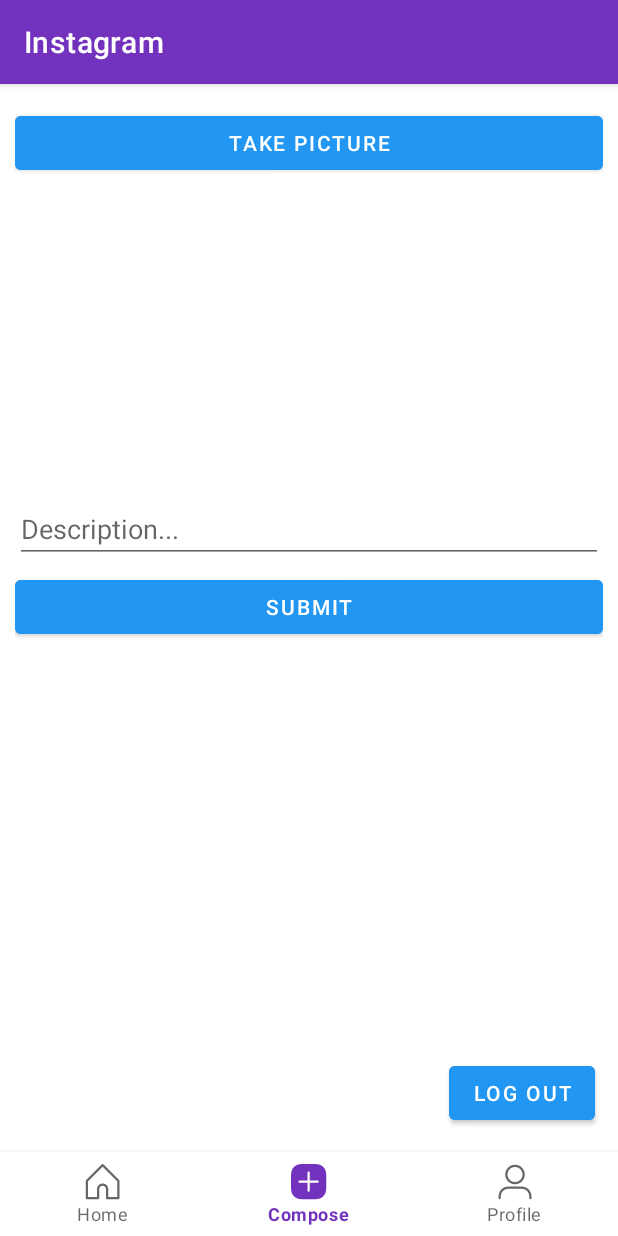
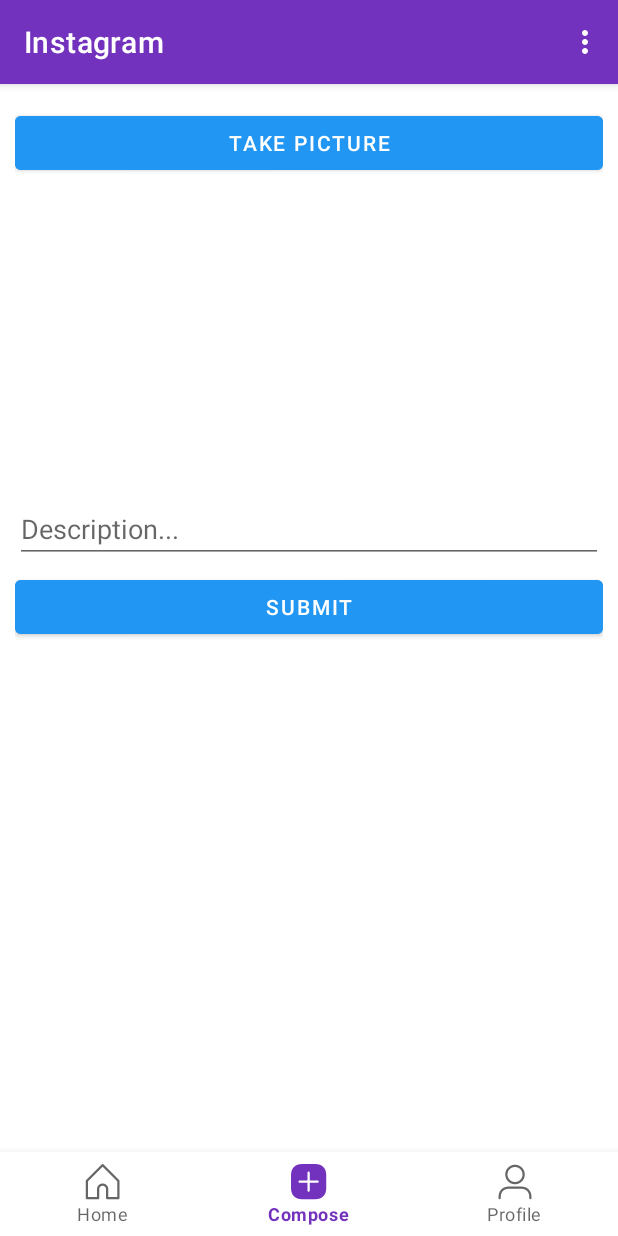
Before and after one commit to eugeniafeng/Instagram, an Android app: the MainActivity screen opened directly, with no data from a screen before it, item 2 of the bottom bar chosen, on a phone screen of 412 x 824 dp. Run offline under Robolectric (Android 15) with nearby library versions, the phone set to English and light mode, and no system bars; libraries missing offline, so code that uses them is left out: com.parse, org.parceler; pictures from the network do not load; 5 statements that could not run were skipped.

Commit message:
Log out button moved to menu bar

```diff
--- a/app/src/main/java/com/example/instagram/activities/MainActivity.java
+++ b/app/src/main/java/com/example/instagram/activities/MainActivity.java
@@ -1,16 +1,21 @@
 package com.example.instagram.activities;
 
+import androidx.annotation.NonNull;
 import androidx.appcompat.app.AppCompatActivity;
 import androidx.fragment.app.Fragment;
 import androidx.fragment.app.FragmentManager;
 
+import android.content.Intent;
 import android.os.Bundle;
+import android.view.Menu;
+import android.view.MenuItem;
 
 import com.example.instagram.R;
 import com.example.instagram.databinding.ActivityMainBinding;
 import com.example.instagram.fragments.ComposeFragment;
 import com.example.instagram.fragments.FeedFragment;
 import com.example.instagram.fragments.ProfileFragment;
+import com.parse.ParseUser;
 
 public class MainActivity extends AppCompatActivity {
 
@@ -43,4 +48,21 @@ public class MainActivity extends AppCompatActivity {
         // Set default selection
         binding.bottomNavigation.setSelectedItemId(R.id.action_home);
     }
+
+    @Override
+    public boolean onCreateOptionsMenu(Menu menu) {
+        // Inflate the menu; this adds items to the action bar if it is present.
+        getMenuInflater().inflate(R.menu.menu_top, menu);
+        return true;
+    }
+
+    @Override
+    public boolean onOptionsItemSelected(@NonNull MenuItem item) {
+        ParseUser.logOut();
+        // Return to sign up/log in and dismiss the main activity so user cannot use back button
+        Intent i = new Intent(this, LoginSignupActivity.class);
+        startActivity(i);
+        finish();
+        return super.onOptionsItemSelected(item);
+    }
 }
--- a/app/src/main/java/com/example/instagram/fragments/ComposeFragment.java
+++ b/app/src/main/java/com/example/instagram/fragments/ComposeFragment.java
@@ -56,14 +56,6 @@ public class ComposeFragment extends Fragment {
                              Bundle savedInstanceState) {
         // Inflate the layout for this fragment
         binding = FragmentComposeBinding.inflate(inflater, container, false);
-
-        binding.btnLogout.setOnClickListener(v -> {
-            ParseUser.logOut();
-            // Return to sign up/log in and dismiss the main activity so user cannot use back button
-            Intent i = new Intent(getContext(), LoginSignupActivity.class);
-            startActivity(i);
-            getActivity().finish();
-        });
 
         return binding.getRoot();
     }
--- a/app/src/main/res/layout/fragment_compose.xml
+++ b/app/src/main/res/layout/fragment_compose.xml
@@ -44,17 +44,4 @@
         android:layout_marginTop="5dp"
         android:text="@string/submit" />
 
-    <Button
-        android:id="@+id/btnLogout"
-        android:layout_width="wrap_content"
-        android:layout_height="wrap_content"
-        android:layout_alignParentEnd="true"
-        android:layout_alignParentBottom="true"
-        android:layout_marginEnd="5dp"
-        android:layout_marginBottom="5dp"
-        android:backgroundTint="@color/button"
-        android:textColor="@color/white"
-        android:text="@string/logout"
-        tools:layout_editor_absoluteX="310dp" />
-
 </RelativeLayout>
--- /dev/null
+++ b/app/src/main/res/menu/menu_top.xml
@@ -0,0 +1,8 @@
+<?xml version="1.0" encoding="utf-8"?>
+<menu xmlns:app="http://schemas.android.com/apk/res-auto"
+    xmlns:android="http://schemas.android.com/apk/res/android">
+
+    <item
+        android:id="@+id/logout"
+        android:title="@string/logout" />
+</menu>
```
